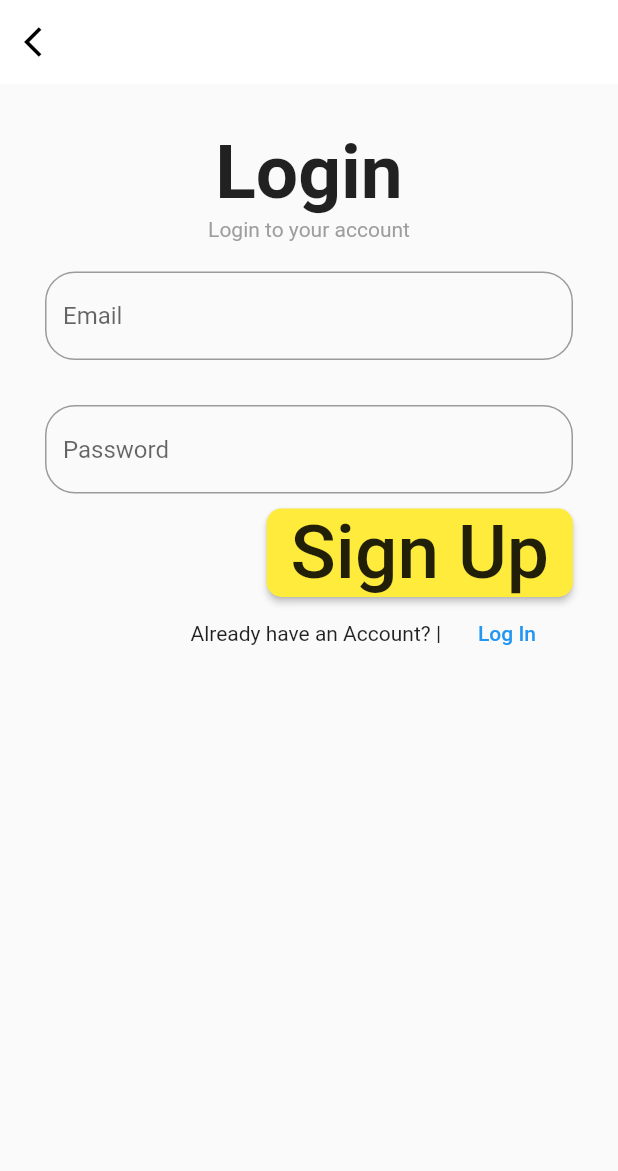
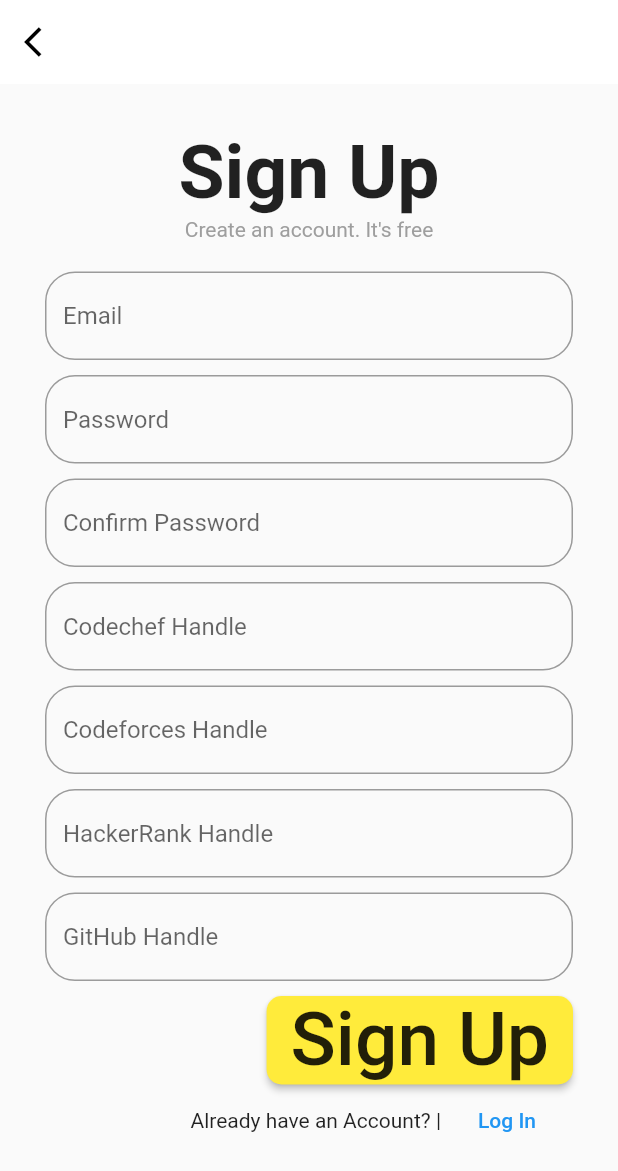
Before and after one commit to Tarunbhati100/Portfolio_App, a Flutter app: the SignUp screen opened directly, on a phone screen of 412 x 824 dp. Shown: the top 1171 px of the screen. Run offline on Flutter 3.47's test engine with Material 2 defaults, Android fonts, the phone set to English and light mode, and no system bars; our stand-ins replace flutter_svg.

Commit message:
SignUp page Created

```diff
--- a/lib/Screens/Authentication/SignUp.dart
+++ b/lib/Screens/Authentication/SignUp.dart
@@ -3,7 +3,7 @@ import 'package:flutter/material.dart';
 class SignUp extends StatelessWidget {
   Function toggleCallback;
   Function backCallback;
-  SignUp({this.toggleCallback,this.backCallback});
+  SignUp({this.toggleCallback, this.backCallback});
   @override
   Widget build(BuildContext context) {
     return Scaffold(
@@ -21,6 +21,7 @@ class SignUp extends StatelessWidget {
       ),
       body: Container(
         padding: EdgeInsets.all(30),
+        child: SingleChildScrollView(
                   child: Column(
             crossAxisAlignment: CrossAxisAlignment.end,
             children: [
@@ -29,11 +30,11 @@ class SignUp extends StatelessWidget {
                 child: Column(
                   children: [
                     Text(
-                    "Login",
+                      "Sign Up",
                       style: TextStyle(fontSize: 50, fontWeight: FontWeight.bold),
                     ),
                     Text(
-                    "Login to your account",
+                      "Create an account. It's free",
                       style: TextStyle(
                         color: Colors.grey,
                       ),
@@ -57,7 +58,7 @@ class SignUp extends StatelessWidget {
                 onChanged: null,
               ),
               SizedBox(
-              height: 30,
+                height: 10,
               ),
               TextFormField(
                 keyboardType: TextInputType.visiblePassword,
@@ -75,8 +76,85 @@ class SignUp extends StatelessWidget {
               SizedBox(
                 height: 10,
               ),
+              TextFormField(
+                keyboardType: TextInputType.visiblePassword,
+                obscureText: true,
+                decoration: InputDecoration(
+                  hintText: "Confirm Password",
+                  labelText: "Confirm Password",
+                  alignLabelWithHint: true,
+                  border: OutlineInputBorder(
+                    borderRadius: BorderRadius.all(Radius.circular(20)),
+                  ),
+                ),
+                onChanged: null,
+              ),
+              SizedBox(
+                height: 10,
+              ),
+              TextFormField(
+                keyboardType: TextInputType.emailAddress,
+                decoration: InputDecoration(
+                  hintText: "Codechef Handle",
+                  labelText: "Codechef Handle",
+                  alignLabelWithHint: true,
+                  border: OutlineInputBorder(
+                    borderRadius: BorderRadius.all(Radius.circular(20)),
+                  ),
+                ),
+                onChanged: null,
+              ),
+              SizedBox(
+                height: 10,
+              ),
+              TextFormField(
+                keyboardType: TextInputType.emailAddress,
+                decoration: InputDecoration(
+                  hintText: "Codeforces Handle",
+                  labelText: "Codeforces Handle",
+                  alignLabelWithHint: true,
+                  border: OutlineInputBorder(
+                    borderRadius: BorderRadius.all(Radius.circular(20)),
+                  ),
+                ),
+                onChanged: null,
+              ),
+              SizedBox(
+                height: 10,
+              ),
+              TextFormField(
+                keyboardType: TextInputType.emailAddress,
+                decoration: InputDecoration(
+                  hintText: "HakerRank Handle",
+                  labelText: "HackerRank Handle",
+                  alignLabelWithHint: true,
+                  border: OutlineInputBorder(
+                    borderRadius: BorderRadius.all(Radius.circular(20)),
+                  ),
+                ),
+                onChanged: null,
+              ),
+              SizedBox(
+                height: 10,
+              ),
+              TextFormField(
+                keyboardType: TextInputType.emailAddress,
+                decoration: InputDecoration(
+                  hintText: "GitHub Handle",
+                  labelText: "GitHub Handle",
+                  alignLabelWithHint: true,
+                  border: OutlineInputBorder(
+                    borderRadius: BorderRadius.all(Radius.circular(20)),
+                  ),
+                ),
+                onChanged: null,
+              ),
+              SizedBox(
+                height: 10,
+              ),
               RaisedButton(
-              shape: RoundedRectangleBorder(borderRadius: BorderRadius.circular(10)),
+                shape: RoundedRectangleBorder(
+                    borderRadius: BorderRadius.circular(10)),
                 color: Colors.yellow,
                 onPressed: () {},
                 child: Text(
@@ -104,6 +182,7 @@ class SignUp extends StatelessWidget {
             ],
           ),
         ),
+      ),
     );
   }
 }
```
Lines whose indentation alone changed are shown as unchanged.
